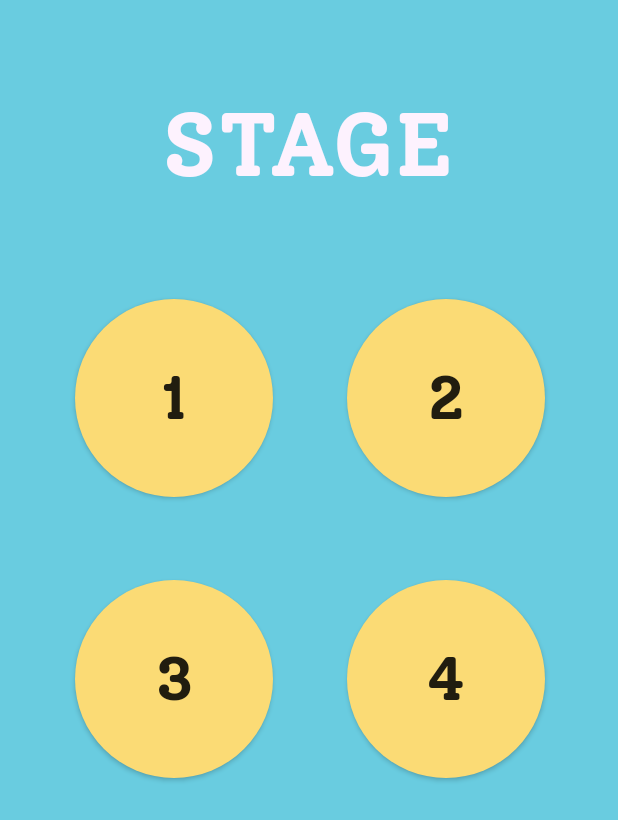
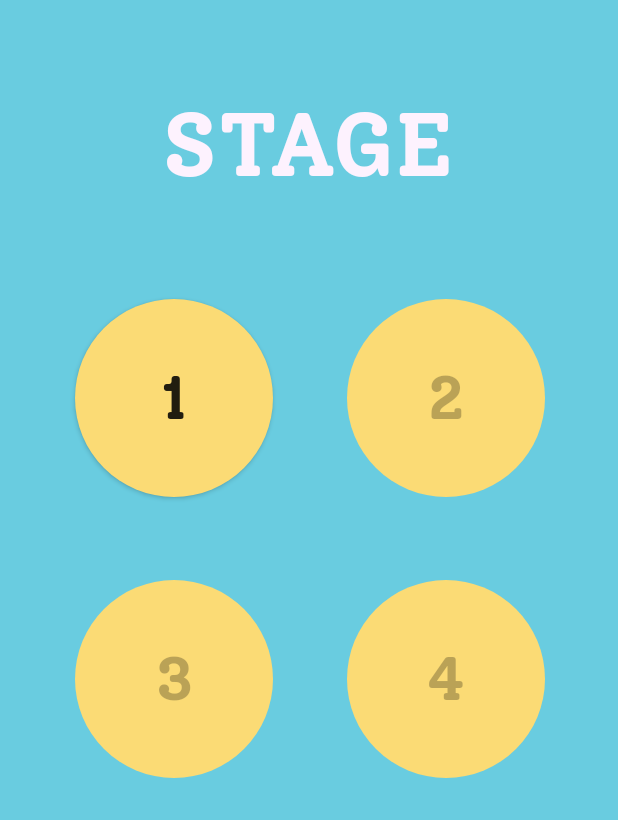
Before and after one commit to AngelikaJustine/EasyMath, an Android app: the screen it shows after launch (Level), after a tap on "QUICK MATH", on a phone screen of 412 x 824 dp. Shown: the top 820 px of the screen. Run offline under Robolectric (Android 15) with nearby library versions, the phone set to English and light mode, and no system bars; 1 statement that could not run was skipped; 1 other tap on this screen came first.

Commit message:
Locked Level, Update Review Question, Back Button, Edit Rule

```diff
--- a/app/src/main/java/com/example/easymath/Level.java
+++ b/app/src/main/java/com/example/easymath/Level.java
@@ -2,7 +2,9 @@ package com.example.easymath;
 
 import androidx.appcompat.app.AppCompatActivity;
 
+import android.content.Context;
 import android.content.Intent;
+import android.content.SharedPreferences;
 import android.graphics.Typeface;
 import android.os.Bundle;
 import android.view.View;
@@ -13,6 +15,8 @@ public class Level extends AppCompatActivity {
 
     TextView txtLevel;
     Button lvl1, lvl2, lvl3, lvl4, lvl5;
+    SharedPreferences pref;
+    SharedPreferences.Editor editor;
 
     @Override
     protected void onCreate(Bundle savedInstanceState) {
@@ -34,6 +38,31 @@ public class Level extends AppCompatActivity {
         lvl4.setTypeface(SolwayBold);
         lvl5.setTypeface(SolwayBold);
 
+        pref = getSharedPreferences("MyPref", Context.MODE_PRIVATE);
+        editor = pref.edit();
+        int scoreLv1 = 0;
+        int scoreLv2 = 0;
+        int scoreLv3 = 0;
+        int scoreLv4 = 0;
+
+        if(pref!=null) {
+            scoreLv1 = pref.getInt("scoreLv1", 0);
+            scoreLv2 = pref.getInt("scoreLv2", 0);
+            scoreLv3 = pref.getInt("scoreLv3", 0);
+            scoreLv4 = pref.getInt("scoreLv4", 0);
+        }
+        if (scoreLv1 == 10) {
+            lvl2.setEnabled(true);
+        }
+        if (scoreLv2 == 10) {
+            lvl3.setEnabled(true);
+        }
+        if (scoreLv3 == 10) {
+            lvl4.setEnabled(true);
+        }
+        if (scoreLv4 == 10) {
+            lvl5.setEnabled(true);
+        }
     }
 
     public void btnLvl1Clicked(View view) {
--- a/app/src/main/java/com/example/easymath/LevelFive.java
+++ b/app/src/main/java/com/example/easymath/LevelFive.java
@@ -3,6 +3,7 @@ package com.example.easymath;
 import androidx.appcompat.app.AppCompatActivity;
 
 import android.content.Intent;
+import android.content.SharedPreferences;
 import android.graphics.Color;
 import android.os.Bundle;
 import android.os.Handler;
--- a/app/src/main/java/com/example/easymath/MainActivity.java
+++ b/app/src/main/java/com/example/easymath/MainActivity.java
@@ -22,9 +22,8 @@ import android.widget.TextView;
 public class MainActivity extends AppCompatActivity {
 
     Button btnquickmath, btnchallenge;
-    ImageView logo, setting, rank, rule, soundOn, info;
-    TextView close;
-    Animation btnhomeanimation1, btnhomeanimation2, iconhomeanimatesetting, iconhomeanimaterank, iconhomeanimaterule;
+    ImageView logo, rank, rule, soundOn, info;
+    Animation btnhomeanimation1, btnhomeanimation2, iconhomeanimatesetting, iconhomeanimaterank, iconhomeanimaterule, infoanimate;
     HomeWatcher mHomeWatcher;
 
     @Override
@@ -38,12 +37,14 @@ public class MainActivity extends AppCompatActivity {
         rule = findViewById(R.id.rule);
         btnquickmath = findViewById(R.id.btnquickmath);
         btnchallenge = findViewById(R.id.btnchallenge);
+        info = findViewById(R.id.info);
 
         btnhomeanimation1 = AnimationUtils.loadAnimation(this, R.anim.btnhomeanimate1);
         btnhomeanimation2 = AnimationUtils.loadAnimation(this, R.anim.btnhomeanimate2);
         iconhomeanimatesetting = AnimationUtils.loadAnimation(this, R.anim.iconhomeanimatesetting);
         iconhomeanimaterank = AnimationUtils.loadAnimation(this, R.anim.iconhomeanimaterank);
         iconhomeanimaterule = AnimationUtils.loadAnimation(this, R.anim.iconhomeanimaterule);
+        infoanimate = AnimationUtils.loadAnimation(this, R.anim.infoanimate);
 
         btnquickmath.startAnimation(btnhomeanimation1);
         btnchallenge.startAnimation(btnhomeanimation2);
@@ -51,6 +52,8 @@ public class MainActivity extends AppCompatActivity {
         soundOn.startAnimation(iconhomeanimatesetting);
         rule.startAnimation(iconhomeanimaterule);
         rank.startAnimation(iconhomeanimaterank);
+
+        info.startAnimation(infoanimate);
 
         Typeface SolwayBold = Typeface.createFromAsset(getAssets(), "fonts/SolwayBold.ttf");
         btnquickmath.setTypeface(SolwayBold);
--- /dev/null
+++ b/app/src/main/res/anim/infoanimate.xml
@@ -0,0 +1,8 @@
+<?xml version="1.0" encoding="utf-8"?>
+<alpha xmlns:android="http://schemas.android.com/apk/res/android"
+    android:fromAlpha="0.0"
+    android:toAlpha="1.0"
+    android:startOffset="800"
+    android:duration="1000">
+
+</alpha>
--- a/app/src/main/res/layout/activity_level.xml
+++ b/app/src/main/res/layout/activity_level.xml
@@ -24,23 +24,6 @@
         app:layout_constraintVertical_bias="0.078" />
 
     <Button
-        android:id="@+id/lvl2"
-        android:layout_width="132dp"
-        android:layout_height="132dp"
-        android:layout_marginTop="32dp"
-        android:layout_marginBottom="391dp"
-        android:background="@drawable/btnlevelunlock"
-        android:text="2"
-        android:textSize="40sp"
-        android:onClick="btnLvl2Clicked"
-        app:layout_constraintBottom_toBottomOf="parent"
-        app:layout_constraintEnd_toEndOf="parent"
-        app:layout_constraintHorizontal_bias="0.827"
-        app:layout_constraintStart_toStartOf="parent"
-        app:layout_constraintTop_toBottomOf="@id/txtLevel"
-        app:layout_constraintVertical_bias="0.25" />
-
-    <Button
         android:id="@+id/lvl1"
         android:layout_width="132dp"
         android:layout_height="132dp"
@@ -58,6 +41,42 @@
         app:layout_constraintVertical_bias="0.25" />
 
     <Button
+        android:id="@+id/lvl2"
+        android:layout_width="132dp"
+        android:layout_height="132dp"
+        android:layout_marginTop="32dp"
+        android:layout_marginBottom="391dp"
+        android:background="@drawable/btnlevelunlock"
+        android:text="2"
+        android:textSize="40sp"
+        android:onClick="btnLvl2Clicked"
+        android:enabled="false"
+        app:layout_constraintBottom_toBottomOf="parent"
+        app:layout_constraintEnd_toEndOf="parent"
+        app:layout_constraintHorizontal_bias="0.827"
+        app:layout_constraintStart_toStartOf="parent"
+        app:layout_constraintTop_toBottomOf="@id/txtLevel"
+        app:layout_constraintVertical_bias="0.25" />
+
+    <Button
+        android:id="@+id/lvl3"
+        android:layout_width="132dp"
+        android:layout_height="132dp"
+        android:layout_marginTop="76dp"
+        android:layout_marginBottom="391dp"
+        android:background="@drawable/btnlevelunlock"
+        android:text="3"
+        android:textSize="40sp"
+        android:onClick="btnLvl3Clicked"
+        android:enabled="false"
+        app:layout_constraintBottom_toBottomOf="parent"
+        app:layout_constraintEnd_toEndOf="parent"
+        app:layout_constraintHorizontal_bias="0.179"
+        app:layout_constraintStart_toStartOf="parent"
+        app:layout_constraintTop_toBottomOf="@id/lvl1"
+        app:layout_constraintVertical_bias="0.197" />
+
+    <Button
         android:id="@+id/lvl4"
         android:layout_width="132dp"
         android:layout_height="132dp"
@@ -67,6 +86,7 @@
         android:text="4"
         android:textSize="40sp"
         android:onClick="btnLvl4Clicked"
+        android:enabled="false"
         app:layout_constraintBottom_toBottomOf="parent"
         app:layout_constraintEnd_toEndOf="parent"
         app:layout_constraintHorizontal_bias="0.827"
@@ -84,28 +104,13 @@
         android:text="5"
         android:textSize="40sp"
         android:onClick="btnLvl5Clicked"
+        android:enabled="false"
         app:layout_constraintBottom_toBottomOf="parent"
         app:layout_constraintEnd_toEndOf="parent"
         app:layout_constraintHorizontal_bias="0.179"
         app:layout_constraintStart_toStartOf="parent"
         app:layout_constraintTop_toBottomOf="@id/lvl3"
-        app:layout_constraintVertical_bias="0.098" />
+        app:layout_constraintVertical_bias="0.098"/>
 
-    <Button
-        android:id="@+id/lvl3"
-        android:layout_width="132dp"
-        android:layout_height="132dp"
-        android:layout_marginTop="76dp"
-        android:layout_marginBottom="391dp"
-        android:background="@drawable/btnlevelunlock"
-        android:text="3"
-        android:textSize="40sp"
-        android:onClick="btnLvl3Clicked"
-        app:layout_constraintBottom_toBottomOf="parent"
-        app:layout_constraintEnd_toEndOf="parent"
-        app:layout_constraintHorizontal_bias="0.179"
-        app:layout_constraintStart_toStartOf="parent"
-        app:layout_constraintTop_toBottomOf="@id/lvl1"
-        app:layout_constraintVertical_bias="0.197" />
 
 </androidx.constraintlayout.widget.ConstraintLayout>
--- a/app/src/main/res/layout/activity_main.xml
+++ b/app/src/main/res/layout/activity_main.xml
@@ -11,7 +11,7 @@
         android:id="@+id/info"
         android:layout_width="50dp"
         android:layout_height="50dp"
-        android:src="@drawable/info"
+        android:src="@drawable/info2"
         app:layout_constraintBottom_toBottomOf="parent"
         app:layout_constraintEnd_toEndOf="parent"
         app:layout_constraintHorizontal_bias="0.005"
```
Also changed, not shown: app/src/main/java/com/example/easymath/ChallengeActivity.java (+6 -1 lines), app/src/main/java/com/example/easymath/LevelFour.java (+13 -1 lines), app/src/main/java/com/example/easymath/LevelOne.java (+14 -0 lines), app/src/main/java/com/example/easymath/LevelThree.java (+13 -1 lines), app/src/main/java/com/example/easymath/LevelTwo.java (+14 -0 lines), app/src/main/res/layout/activity_challenge.xml (+32 -17 lines), app/src/main/res/layout/activity_rule.xml (+25 -21 lines), app/src/main/res/drawable-v24/info2.png (added).
